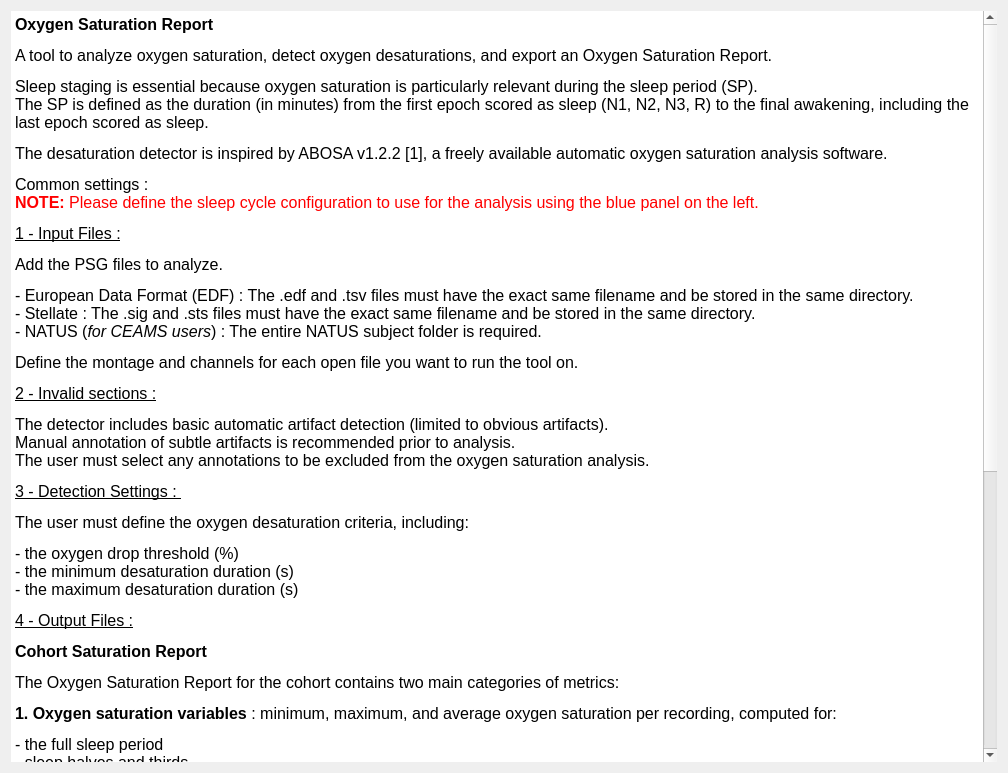
Qt form tools/CEAMSTools/OxygenSaturationReport/IntroStep/Ui_IntroStep.ui (SnoozToolbox/snooz-package-ceams) before a commit.
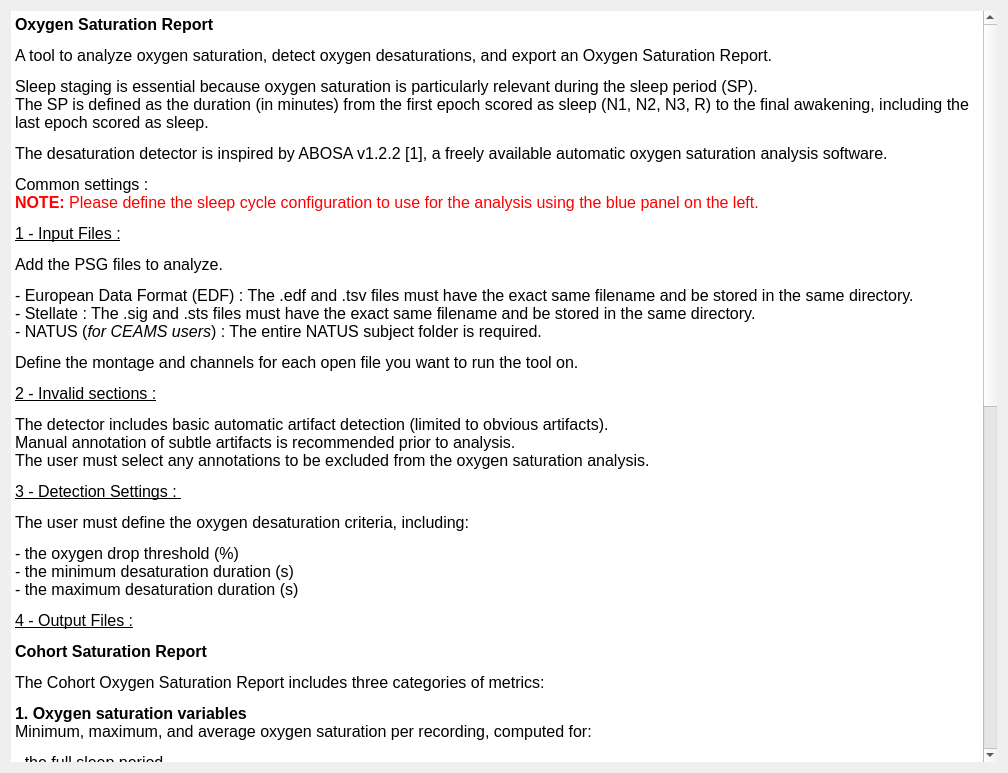
The same form after that commit.

Commit message: Add recovery variables to the oxygen saturation report.

Patch:
```diff
--- a/tools/CEAMSTools/OxygenSaturationReport/IntroStep/Ui_IntroStep.ui
+++ b/tools/CEAMSTools/OxygenSaturationReport/IntroStep/Ui_IntroStep.ui
@@ -58,16 +58,21 @@
 &lt;p style=&quot; margin-top:12px; margin-bottom:12px; margin-left:0px; margin-right:0px; -qt-block-indent:0; text-indent:0px;&quot;&gt;- the oxygen drop threshold (%)&lt;br /&gt;- the minimum desaturation duration (s)&lt;br /&gt;- the maximum desaturation duration (s)&lt;/p&gt;
 &lt;p style=&quot; margin-top:12px; margin-bottom:12px; margin-left:0px; margin-right:0px; -qt-block-indent:0; text-indent:0px;&quot;&gt;&lt;span style=&quot; text-decoration: underline;&quot;&gt;4 - Output Files :&lt;/span&gt;&lt;/p&gt;
 &lt;p style=&quot; margin-top:12px; margin-bottom:12px; margin-left:0px; margin-right:0px; -qt-block-indent:0; text-indent:0px;&quot;&gt;&lt;span style=&quot; font-weight:700;&quot;&gt;Cohort Saturation Report&lt;/span&gt;&lt;/p&gt;
-&lt;p style=&quot; margin-top:12px; margin-bottom:12px; margin-left:0px; margin-right:0px; -qt-block-indent:0; text-indent:0px;&quot;&gt;The Oxygen Saturation Report for the cohort contains two main categories of metrics:&lt;/p&gt;
-&lt;p style=&quot; margin-top:12px; margin-bottom:12px; margin-left:0px; margin-right:0px; -qt-block-indent:0; text-indent:0px;&quot;&gt;&lt;span style=&quot; font-weight:700;&quot;&gt;1. Oxygen saturation variables&lt;/span&gt; : minimum, maximum, and average oxygen saturation per recording, computed for:&lt;/p&gt;
+&lt;p style=&quot; margin-top:12px; margin-bottom:12px; margin-left:0px; margin-right:0px; -qt-block-indent:0; text-indent:0px;&quot;&gt;The Cohort Oxygen Saturation Report includes three categories of metrics:&lt;/p&gt;
+&lt;p style=&quot; margin-top:12px; margin-bottom:12px; margin-left:0px; margin-right:0px; -qt-block-indent:0; text-indent:0px;&quot;&gt;&lt;span style=&quot; font-weight:700;&quot;&gt;1. Oxygen saturation variables&lt;/span&gt; &lt;br /&gt;Minimum, maximum, and average oxygen saturation per recording, computed for:&lt;/p&gt;
 &lt;p style=&quot; margin-top:12px; margin-bottom:12px; margin-left:0px; margin-right:0px; -qt-block-indent:0; text-indent:0px;&quot;&gt;- the full sleep period&lt;br /&gt;- sleep halves and thirds&lt;br /&gt;- individual sleep cycles&lt;br /&gt;- sleep stages&lt;/p&gt;
-&lt;p style=&quot; margin-top:12px; margin-bottom:12px; margin-left:0px; margin-right:0px; -qt-block-indent:0; text-indent:0px;&quot;&gt;&lt;span style=&quot; font-weight:700;&quot;&gt;2. Oxygen desaturation variables :&lt;/span&gt; – including:&lt;/p&gt;
+&lt;p style=&quot; margin-top:12px; margin-bottom:12px; margin-left:0px; margin-right:0px; -qt-block-indent:0; text-indent:0px;&quot;&gt;&lt;span style=&quot; font-weight:700;&quot;&gt;2. Oxygen desaturation variables &lt;/span&gt;&lt;/p&gt;
 &lt;p style=&quot; margin-top:12px; margin-bottom:12px; margin-left:0px; margin-right:0px; -qt-block-indent:0; text-indent:0px;&quot;&gt;- oxygen desaturation index (ODI, events per sleep hour)&lt;br /&gt;- desaturation severity (sum of areas under desaturation events, in percent·sec, over the sleep period)&lt;br /&gt;- percentage of sleep time spent in desaturation&lt;br /&gt;- average and median desaturation characteristics (duration, area, slope, drop)&lt;/p&gt;
-&lt;p style=&quot; margin-top:12px; margin-bottom:12px; margin-left:0px; margin-right:0px; -qt-block-indent:0; text-indent:0px;&quot;&gt;All variables are computed for the total sleep period. &lt;br /&gt;Each recording is saved as one line in the cohort report, with new recordings appended to the existing file. &lt;/p&gt;
+&lt;p style=&quot; margin-top:12px; margin-bottom:12px; margin-left:0px; margin-right:0px; -qt-block-indent:0; text-indent:0px;&quot;&gt;&lt;span style=&quot; font-weight:700;&quot;&gt;3. Oxygen recovery variables &lt;/span&gt;&lt;/p&gt;
+&lt;p style=&quot; margin-top:12px; margin-bottom:12px; margin-left:0px; margin-right:0px; -qt-block-indent:0; text-indent:0px;&quot;&gt;Index, severity, percentage of sleep time spent in recovery and the average and median recovery characteristics.&lt;/p&gt;
+&lt;p style=&quot; margin-top:12px; margin-bottom:12px; margin-left:0px; margin-right:0px; -qt-block-indent:0; text-indent:0px;&quot;&gt;The &lt;span style=&quot; font-weight:700;&quot;&gt;Total Severity &lt;/span&gt;corresponds to the sum of the individual desaturation and recovery areas in percent*sec over the valid sleep period (sec).&lt;/p&gt;
+&lt;p style=&quot; margin-top:12px; margin-bottom:12px; margin-left:0px; margin-right:0px; -qt-block-indent:0; text-indent:0px;&quot;&gt;All variables are computed for the total sleep period. &lt;br /&gt;Each recording is saved as a single row in the cohort report. New recordings are appended to the existing file.&lt;/p&gt;
 &lt;p style=&quot; margin-top:12px; margin-bottom:12px; margin-left:0px; margin-right:0px; -qt-block-indent:0; text-indent:0px;&quot;&gt;The user specifies the file location to save the Cohort Oxygen Saturation Report.&lt;/p&gt;
 &lt;p style=&quot; margin-top:12px; margin-bottom:12px; margin-left:0px; margin-right:0px; -qt-block-indent:0; text-indent:0px;&quot;&gt;&lt;span style=&quot; font-weight:700;&quot;&gt;Optional outputs&lt;/span&gt;&lt;/p&gt;
-&lt;p style=&quot; margin-top:12px; margin-bottom:12px; margin-left:0px; margin-right:0px; -qt-block-indent:0; text-indent:0px;&quot;&gt;The detected desaturation events can be saved in the accessory file associated with the recording, for review.&lt;/p&gt;
-&lt;p style=&quot; margin-top:12px; margin-bottom:12px; margin-left:0px; margin-right:0px; -qt-block-indent:0; text-indent:0px;&quot;&gt;&lt;span style=&quot; font-family:'Lato','proxima-nova','Helvetica Neue','Arial','sans-serif'; font-size:16px; color:#404040; background-color:#fcfcfc;&quot;&gt;The user can select an output directory to save the following outputs for each recording :&lt;/span&gt;&lt;br /&gt;- A desaturation characteristics report, including:&lt;br /&gt;   - start time (s)&lt;br /&gt;   - duration (s)&lt;br /&gt;   - slope (%/s)&lt;br /&gt;   - depth (%)&lt;br /&gt;   - area (%*s)&lt;br /&gt;- The oxygen saturation graph, including invalid sections.&lt;/p&gt;&lt;/body&gt;&lt;/html&gt;</string>
+&lt;p style=&quot; margin-top:12px; margin-bottom:12px; margin-left:0px; margin-right:0px; -qt-block-indent:0; text-indent:0px;&quot;&gt;The detected desaturation and recovery events can be saved in the accessory file associated with the recording, for review.&lt;/p&gt;
+&lt;p style=&quot; margin-top:12px; margin-bottom:12px; margin-left:0px; margin-right:0px; -qt-block-indent:0; text-indent:0px;&quot;&gt;Annotation for desaturation events : group = SpO2; name = desat_SpO2; &lt;br /&gt;Annotation for recovery events : group = SpO2; name = recovery_SpO2; &lt;/p&gt;
+&lt;p style=&quot; margin-top:12px; margin-bottom:12px; margin-left:0px; margin-right:0px; -qt-block-indent:0; text-indent:0px;&quot;&gt;&lt;span style=&quot; font-family:'Lato','proxima-nova','Helvetica Neue','Arial','sans-serif'; font-size:16px; color:#404040; background-color:#fcfcfc;&quot;&gt;The user can select an output directory to save the following outputs for each recording :&lt;/span&gt;&lt;br /&gt;- A desaturation characteristics report, including:&lt;br /&gt;   - start time (s)&lt;br /&gt;   - duration (s)&lt;br /&gt;   - slope (%/s)&lt;br /&gt;   - depth (%)&lt;br /&gt;   - area (%*s)&lt;br /&gt;- The oxygen saturation graph, including saturation signal for the entire recording and invalid sections highlighted.&lt;/p&gt;
+&lt;p style=&quot;-qt-paragraph-type:empty; margin-top:0px; margin-bottom:0px; margin-left:0px; margin-right:0px; -qt-block-indent:0; text-indent:0px;&quot;&gt;&lt;br /&gt;&lt;/p&gt;&lt;/body&gt;&lt;/html&gt;</string>
      </property>
     </widget>
    </item>
```
The commit also changes 11 other files.
